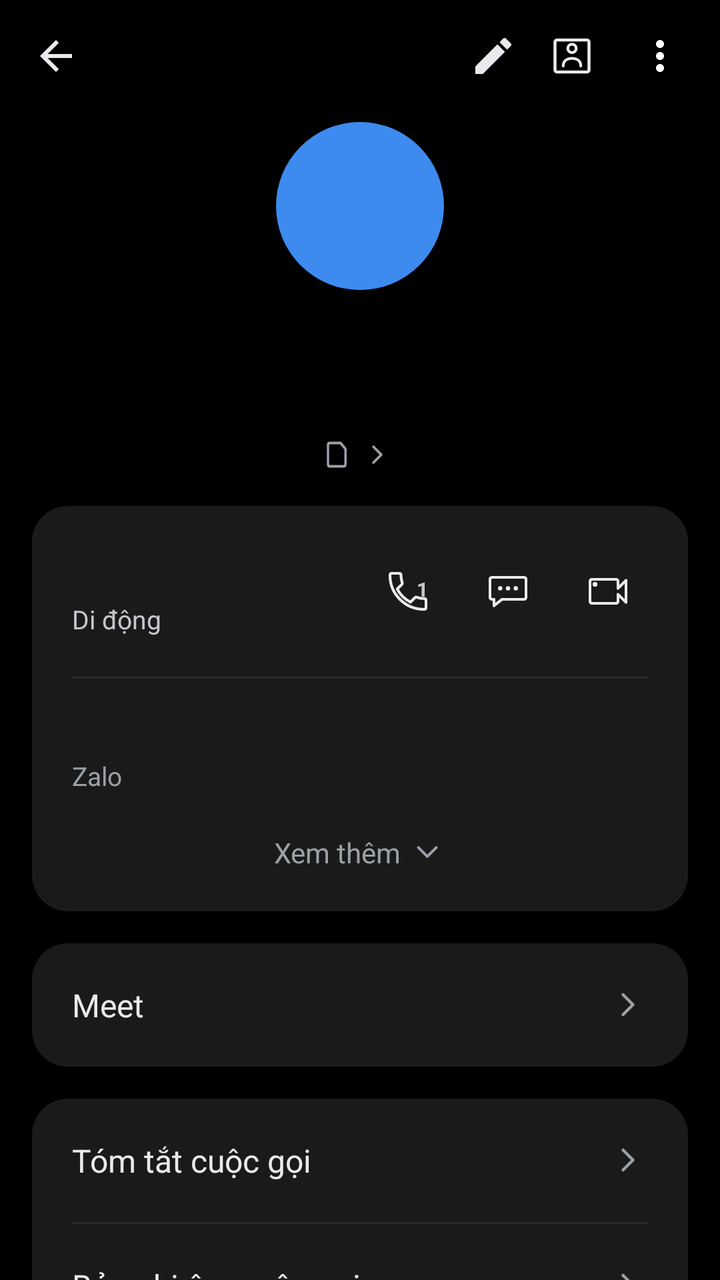
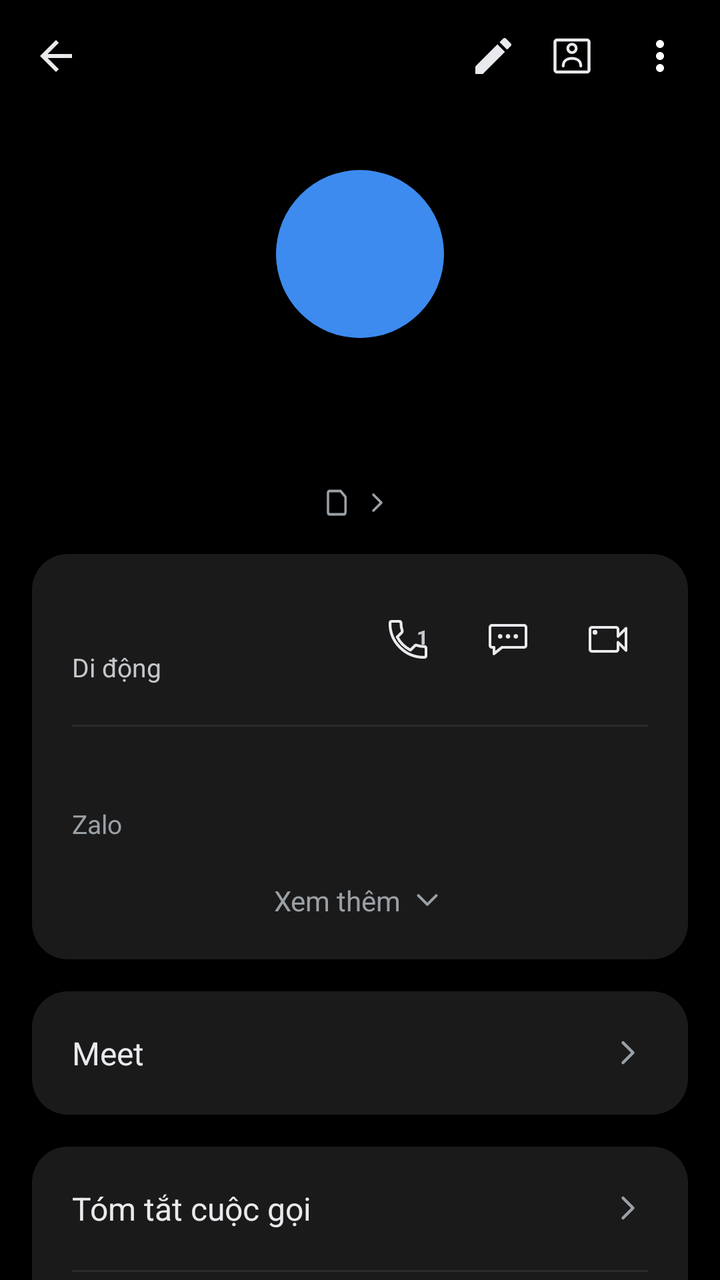

Before-and-after screenshots of an Android layout around one commit, followed by the original layout XML and the change that was made.
<!-- AndroidManifest.xml: application theme Theme.SimpleCall -->
<!-- res/layout/fragment_call_history.xml -->
<?xml version="1.0" encoding="utf-8"?>
<LinearLayout xmlns:android="http://schemas.android.com/apk/res/android"
    xmlns:app="http://schemas.android.com/apk/res-auto"
    android:layout_width="match_parent"
    android:layout_height="match_parent"
    android:orientation="vertical"
    android:background="@color/bg">

    
    <LinearLayout
        android:layout_width="match_parent" android:layout_height="56dp"
        android:orientation="horizontal" android:gravity="center_vertical"
        android:paddingStart="4dp" android:paddingEnd="8dp">

        <ImageButton android:id="@+id/btnBack"
            android:layout_width="48dp" android:layout_height="48dp"
            android:background="@android:color/transparent"
            android:src="@drawable/ic_arrow_back"
            android:contentDescription="Quay lại" />

        <Space android:layout_width="0dp" android:layout_height="1dp" android:layout_weight="1" />

        <ImageButton android:id="@+id/btnEdit"
            android:layout_width="35dp" android:layout_height="35dp"
            android:background="@android:color/transparent"
            android:src="@drawable/ic_edit"
            android:contentDescription="Sửa" />

        <ImageButton android:id="@+id/btnContactCard"
            android:layout_width="44dp" android:layout_height="44dp"
            android:background="@android:color/transparent"
            android:src="@drawable/ic_contact_card"
            android:contentDescription="Thẻ liên hệ" />

        <ImageButton android:id="@+id/btnMore"
            android:layout_width="44dp" android:layout_height="44dp"
            android:background="@android:color/transparent"
            android:src="@drawable/ic_more_vert"
            android:contentDescription="Thêm" />
    </LinearLayout>

    <ScrollView
        android:layout_width="match_parent" android:layout_height="0dp"
        android:layout_weight="1"
        android:clipToPadding="false"
        android:paddingBottom="24dp">

        <LinearLayout
            android:layout_width="match_parent" android:layout_height="wrap_content"
            android:orientation="vertical">

            
            <FrameLayout
                android:layout_width="84dp" android:layout_height="84dp"
                android:layout_gravity="center_horizontal"
                android:layout_marginTop="5dp">

                <TextView android:id="@+id/tvAvatar"
                    android:layout_width="84dp" android:layout_height="84dp"
                    android:layout_gravity="center"
                    android:background="@drawable/bg_avatar_circle"
                    android:gravity="center"
                    android:textSize="58sp" android:textColor="@color/white"
                    android:fontFamily="sans-serif-medium" />

                <ImageView android:id="@+id/ivDefaultAvatar"
                    android:layout_width="84dp" android:layout_height="84dp"
                    android:layout_gravity="center"
                    android:background="@drawable/bg_avatar_default"
                    android:src="@drawable/ic_person"
                    android:scaleType="fitCenter"
                    android:padding="4dp"
                    app:tint="@color/white"
                    android:visibility="gone"
                    android:contentDescription="@string/contact_photo" />
            </FrameLayout>

            
            <TextView android:id="@+id/tvTitle"
                android:layout_width="wrap_content" android:layout_height="wrap_content"
                android:layout_gravity="center_horizontal"
                android:layout_marginTop="8dp"
                android:layout_marginStart="32dp" android:layout_marginEnd="32dp"
                android:gravity="center"
                android:textSize="39sp"
                android:textColor="@color/text_primary"
                android:fontFamily="sans-serif" />

            
            <LinearLayout android:id="@+id/rowSimDefault"
                android:layout_width="wrap_content" android:layout_height="wrap_content"
                android:layout_gravity="center_horizontal"
                android:layout_marginTop="13dp"
                android:orientation="horizontal" android:gravity="center_vertical"
                android:clickable="true" android:focusable="true">

                <FrameLayout
                    android:layout_width="14dp" android:layout_height="14dp">

                    <TextView android:id="@+id/tvSimBadge"
                        android:layout_width="11.76dp" android:layout_height="14dp"
                        android:gravity="center"
                        android:background="@drawable/bg_sim_badge_light"
                        android:textSize="7sp" android:textColor="#9AA0A6" />
                </FrameLayout>

                <TextView android:id="@+id/tvSubtitle"
                    android:layout_width="wrap_content" android:layout_height="wrap_content"
                    android:layout_marginStart="1.5dp"
                    android:textSize="14sp" android:textColor="@color/text_secondary" />

                <ImageView
                    android:layout_width="16dp" android:layout_height="16dp"
                    android:layout_marginStart="2dp"
                    android:src="@drawable/ic_chevron_right" />
            </LinearLayout>

            
            <LinearLayout
                android:layout_width="match_parent" android:layout_height="wrap_content"
                android:layout_margin="16dp"
                android:orientation="vertical"
                android:background="@drawable/bg_card_rounded"
                android:padding="20dp">

                <LinearLayout
                    android:layout_width="match_parent" android:layout_height="wrap_content"
                    android:orientation="horizontal" android:gravity="center_vertical">

                    <LinearLayout
                        android:layout_width="0dp" android:layout_height="wrap_content"
                        android:layout_weight="1" android:orientation="vertical">

                        <TextView android:id="@+id/tvNumber"
                            android:layout_width="wrap_content" android:layout_height="wrap_content"
                            android:textSize="19sp" android:textColor="@color/text_primary" />

                        <TextView android:id="@+id/tvNumberType"
                            android:layout_width="wrap_content" android:layout_height="wrap_content"
                            android:layout_marginTop="2dp"
                            android:text="@string/number_type_mobile"
                            android:textSize="13sp" android:textColor="@color/text_medium" />
                    </LinearLayout>

                    
                    <FrameLayout
                        android:layout_width="40dp"
                        android:layout_height="40dp">
                        <ImageButton android:id="@+id/btnCallRow"
                            android:layout_width="match_parent"
                            android:layout_height="match_parent"
                            android:background="@android:color/transparent"
                            android:src="@drawable/ic_call_outline"
                            android:contentDescription="@string/call" />
                        
                        <TextView
                            android:id="@+id/tvCallSimNum"
                            android:layout_width="wrap_content"
                            android:layout_height="wrap_content"
                            android:layout_gravity="top|end"
                            android:layout_marginTop="12dp"
                            android:layout_marginEnd="10dp"
                            android:text="1"
                            android:textSize="10sp"
                            android:textStyle="bold"
                            android:textColor="@color/text_medium"
                            android:fontFamily="sans-serif-medium" />
                    </FrameLayout>

                    <ImageButton android:id="@+id/btnMessageRow"
                        android:layout_width="40dp" android:layout_height="40dp"
                        android:layout_marginStart="10dp"
                        android:background="@android:color/transparent"
                        android:src="@drawable/ic_message_outline"
                        android:contentDescription="Nhắn tin" />

                    <ImageButton android:id="@+id/btnVideoRow"
                        android:layout_width="40dp" android:layout_height="40dp"
                        android:layout_marginStart="10dp"
                        android:background="@android:color/transparent"
                        android:src="@drawable/ic_video_call_outline"
                        android:contentDescription="Video call" />
                </LinearLayout>

                <View android:id="@+id/divBeforeZalo"
                    android:layout_width="match_parent" android:layout_height="1dp"
                    android:layout_marginTop="20dp" android:layout_marginBottom="16dp"
                    android:background="@color/divider" />

                <LinearLayout android:id="@+id/rowZalo"
                    android:layout_width="match_parent" android:layout_height="wrap_content"
                    android:orientation="vertical"
                    android:clickable="true" android:focusable="true">

                    <TextView android:id="@+id/tvZalo"
                        android:layout_width="wrap_content" android:layout_height="wrap_content"
                        android:textSize="16sp" android:textColor="@color/text_primary" />

                    <TextView
                        android:layout_width="wrap_content" android:layout_height="wrap_content"
                        android:layout_marginTop="2dp"
                        android:text="Zalo"
                        android:textSize="13sp" android:textColor="@color/text_secondary" />
                </LinearLayout>

                <LinearLayout android:id="@+id/rowSeeMore"
                    android:layout_width="match_parent" android:layout_height="wrap_content"
                    android:layout_marginTop="20dp"
                    android:orientation="horizontal" android:gravity="center"
                    android:clickable="true" android:focusable="true">

                    <TextView
                        android:layout_width="wrap_content" android:layout_height="wrap_content"
                        android:text="Xem thêm"
                        android:textSize="14sp" android:textColor="@color/text_secondary" />

                    <ImageView
                        android:layout_width="18dp" android:layout_height="18dp"
                        android:layout_marginStart="4dp"
                        android:src="@drawable/ic_chevron_down" />
                </LinearLayout>
            </LinearLayout>

            
            <LinearLayout android:id="@+id/rowMeet"
                android:layout_width="match_parent" android:layout_height="wrap_content"
                android:layout_marginStart="16dp" android:layout_marginEnd="16dp"
                android:orientation="horizontal" android:gravity="center_vertical"
                android:background="@drawable/bg_card_rounded"
                android:padding="20dp"
                android:clickable="true" android:focusable="true">

                <TextView
                    android:layout_width="0dp" android:layout_height="wrap_content"
                    android:layout_weight="1"
                    android:text="Meet"
                    android:textSize="16sp" android:textColor="@color/text_primary" />

                <ImageView
                    android:layout_width="20dp" android:layout_height="20dp"
                    android:src="@drawable/ic_chevron_right" />
            </LinearLayout>

            
            <LinearLayout
                android:layout_width="match_parent" android:layout_height="wrap_content"
                android:layout_margin="16dp"
                android:orientation="vertical"
                android:background="@drawable/bg_card_rounded">

                <LinearLayout android:id="@+id/rowCallSummary"
                    android:layout_width="match_parent" android:layout_height="wrap_content"
                    android:orientation="horizontal" android:gravity="center_vertical"
                    android:padding="20dp"
                    android:clickable="true" android:focusable="true">

                    <TextView
                        android:layout_width="0dp" android:layout_height="wrap_content"
                        android:layout_weight="1"
                        android:text="Tóm tắt cuộc gọi"
                        android:textSize="16sp" android:textColor="@color/text_primary" />

                    <ImageView
                        android:layout_width="20dp" android:layout_height="20dp"
                        android:src="@drawable/ic_chevron_right" />
                </LinearLayout>

                <View
                    android:layout_width="match_parent" android:layout_height="1dp"
                    android:layout_marginStart="20dp" android:layout_marginEnd="20dp"
                    android:background="@color/divider" />

                <LinearLayout android:id="@+id/rowCallRecording"
                    android:layout_width="match_parent" android:layout_height="wrap_content"
                    android:orientation="horizontal" android:gravity="center_vertical"
                    android:padding="20dp"
                    android:clickable="true" android:focusable="true">

                    <TextView
                        android:layout_width="0dp" android:layout_height="wrap_content"
                        android:layout_weight="1"
                        android:text="Bản ghi âm cuộc gọi"
                        android:textSize="16sp" android:textColor="@color/text_primary" />

                    <ImageView
                        android:layout_width="20dp" android:layout_height="20dp"
                        android:src="@drawable/ic_chevron_right" />
                </LinearLayout>
            </LinearLayout>

            
            <LinearLayout android:id="@+id/cardAddContact"
                android:layout_width="match_parent" android:layout_height="wrap_content"
                android:layout_margin="16dp"
                android:orientation="vertical"
                android:background="@drawable/bg_card_rounded"
                android:visibility="gone">

                <LinearLayout android:id="@+id/rowCreateContact"
                    android:layout_width="match_parent" android:layout_height="wrap_content"
                    android:orientation="horizontal" android:gravity="center_vertical"
                    android:padding="20dp"
                    android:clickable="true" android:focusable="true">

                    <TextView
                        android:layout_width="0dp" android:layout_height="wrap_content"
                        android:layout_weight="1"
                        android:text="Tạo liên hệ mới"
                        android:textSize="16sp" android:textColor="@color/text_primary" />

                    <ImageView
                        android:layout_width="20dp" android:layout_height="20dp"
                        android:src="@drawable/ic_chevron_right" />
                </LinearLayout>

                <View
                    android:layout_width="match_parent" android:layout_height="1dp"
                    android:layout_marginStart="20dp" android:layout_marginEnd="20dp"
                    android:background="@color/divider" />

                <LinearLayout android:id="@+id/rowAddExisting"
                    android:layout_width="match_parent" android:layout_height="wrap_content"
                    android:orientation="horizontal" android:gravity="center_vertical"
                    android:padding="20dp"
                    android:clickable="true" android:focusable="true">

                    <TextView
                        android:layout_width="0dp" android:layout_height="wrap_content"
                        android:layout_weight="1"
                        android:text="Thêm vào liên lạc hiện có"
                        android:textSize="16sp" android:textColor="@color/text_primary" />

                    <ImageView
                        android:layout_width="20dp" android:layout_height="20dp"
                        android:src="@drawable/ic_chevron_right" />
                </LinearLayout>
            </LinearLayout>

            
            <LinearLayout
                android:layout_width="match_parent" android:layout_height="wrap_content"
                android:layout_marginStart="20dp" android:layout_marginEnd="12dp"
                android:layout_marginTop="8dp"
                android:orientation="horizontal" android:gravity="center_vertical">

                <TextView
                    android:layout_width="0dp" android:layout_height="wrap_content"
                    android:layout_weight="1"
                    android:text="Nhật ký cuộc gọi"
                    android:textSize="15sp" android:textColor="@color/text_secondary" />

                <TextView android:id="@+id/btnClearLog"
                    android:layout_width="wrap_content" android:layout_height="wrap_content"
                    android:text="Xóa"
                    android:textSize="15sp" android:textColor="@color/accent_blue"
                    android:padding="8dp"
                    android:clickable="true" android:focusable="true" />
            </LinearLayout>

            
            <LinearLayout android:id="@+id/llHistoryEntries"
                android:layout_width="match_parent" android:layout_height="wrap_content"
                android:layout_margin="16dp"
                android:orientation="vertical"
                android:background="@drawable/bg_card_rounded" />

        </LinearLayout>
    </ScrollView>
</LinearLayout>
<!-- resources referenced by this layout -->
<resources>
  <color name="accent_blue">#1A73E8</color>
  <color name="bg">#000000</color>
  <color name="divider">#2A2A2A</color>
  <color name="text_medium">#C4C7CC</color>
  <color name="text_primary">#E8EAED</color>
  <color name="text_secondary">#9AA0A6</color>
  <color name="white">#FFFFFF</color>
  <!-- drawable bg_avatar_circle (drawable) -->
  <?xml version="1.0" encoding="utf-8"?>
  <shape xmlns:android="http://schemas.android.com/apk/res/android"
      android:shape="oval">
      <solid android:color="@color/avatar_purple" />
  </shape>
  <!-- drawable bg_avatar_default (drawable) -->
  <?xml version="1.0" encoding="utf-8"?>
  <shape xmlns:android="http://schemas.android.com/apk/res/android"
      android:shape="oval">
      <solid android:color="@color/accent_blue" />
  </shape>
  <!-- drawable bg_card_rounded (drawable) -->
  <?xml version="1.0" encoding="utf-8"?>
  <shape xmlns:android="http://schemas.android.com/apk/res/android"
      android:shape="rectangle">
      <solid android:color="@color/detail_card_bg" />
      <corners android:radius="18dp" />
  </shape>
  <!-- drawable ic_arrow_back (drawable) -->
  <?xml version="1.0" encoding="utf-8"?>
  <vector xmlns:android="http://schemas.android.com/apk/res/android"
      android:width="24dp" android:height="24dp"
      android:viewportWidth="24" android:viewportHeight="24">
      
      <path android:fillColor="@color/text_primary"
          android:pathData="M20,11H7.83l5.59-5.59L12,4l-8,8 8,8 1.41-1.41L7.83,13H20v-2z"/>
  </vector>
  <!-- drawable ic_chevron_down (drawable) -->
  <?xml version="1.0" encoding="utf-8"?>
  <vector xmlns:android="http://schemas.android.com/apk/res/android"
      android:width="24dp" android:height="24dp"
      android:viewportWidth="24" android:viewportHeight="24">
      <path android:fillColor="#00000000"
          android:strokeColor="@color/text_secondary"
          android:strokeWidth="1.8"
          android:strokeLineCap="round"
          android:strokeLineJoin="round"
          android:pathData="M6,9 L12,15 L18,9"/>
  </vector>
  <!-- drawable ic_edit (drawable) -->
  <?xml version="1.0" encoding="utf-8"?>
  <vector xmlns:android="http://schemas.android.com/apk/res/android"
      android:width="24dp" android:height="24dp"
      android:viewportWidth="24" android:viewportHeight="24">
      <path android:fillColor="@color/text_primary"
          android:pathData="M3,17.25V21h3.75L17.81,9.94l-3.75,-3.75L3,17.25zM20.71,7.04c0.39,-0.39 0.39,-1.02 0,-1.41l-2.34,-2.34c-0.39,-0.39 -1.02,-0.39 -1.41,0l-1.83,1.83 3.75,3.75 1.83,-1.83z"/>
  </vector>
  <!-- drawable ic_more_vert (drawable) -->
  <?xml version="1.0" encoding="utf-8"?>
  <vector xmlns:android="http://schemas.android.com/apk/res/android"
      android:width="24dp" android:height="24dp"
      android:viewportWidth="24" android:viewportHeight="24">
      <path android:fillColor="#FFFFFF"
          android:pathData="M12,8c1.1,0 2,-0.9 2,-2s-0.9,-2 -2,-2 -2,0.9 -2,2 0.9,2 2,2zM12,10c-1.1,0 -2,0.9 -2,2s0.9,2 2,2 2,-0.9 2,-2 -0.9,-2 -2,-2zM12,16c-1.1,0 -2,0.9 -2,2s0.9,2 2,2 2,-0.9 2,-2 -0.9,-2 -2,-2z"/>
  </vector>
  <!-- drawable ic_person (drawable) -->
  <?xml version="1.0" encoding="utf-8"?>
  <vector xmlns:android="http://schemas.android.com/apk/res/android"
      android:width="24dp" android:height="24dp"
      android:viewportWidth="24" android:viewportHeight="24">
      <path android:fillColor="#FFFFFFFF"
          android:pathData="M12,12c2.21,0 4,-1.79 4,-4s-1.79,-4 -4,-4 -4,1.79 -4,4 1.79,4 4,4zM12,14c-2.67,0 -8,1.34 -8,4v2h16v-2c0,-2.66 -5.33,-4 -8,-4z"/>
  </vector>
  <string name="call">Gọi</string>
  <string name="contact_photo">Ảnh liên hệ</string>
  <string name="number_type_mobile">Di động</string>
  <color name="avatar_purple">#3D8BEF</color>
  <color name="detail_card_bg">#1A1A1A</color>
  <color name="primary">#1E8E3E</color>
  <color name="primary_dark">#137333</color>
  <!-- unchanged entries left out for length: 7 -->
</resources>

<!-- the commit's change to res/layout/fragment_call_history.xml (unified diff, before → after) -->
@@ -53,7 +53,7 @@
             <FrameLayout
                 android:layout_width="84dp" android:layout_height="84dp"
                 android:layout_gravity="center_horizontal"
-                android:layout_marginTop="5dp">
+                android:layout_marginTop="29dp">
 
                 <TextView android:id="@+id/tvAvatar"
                     android:layout_width="84dp" android:layout_height="84dp"
